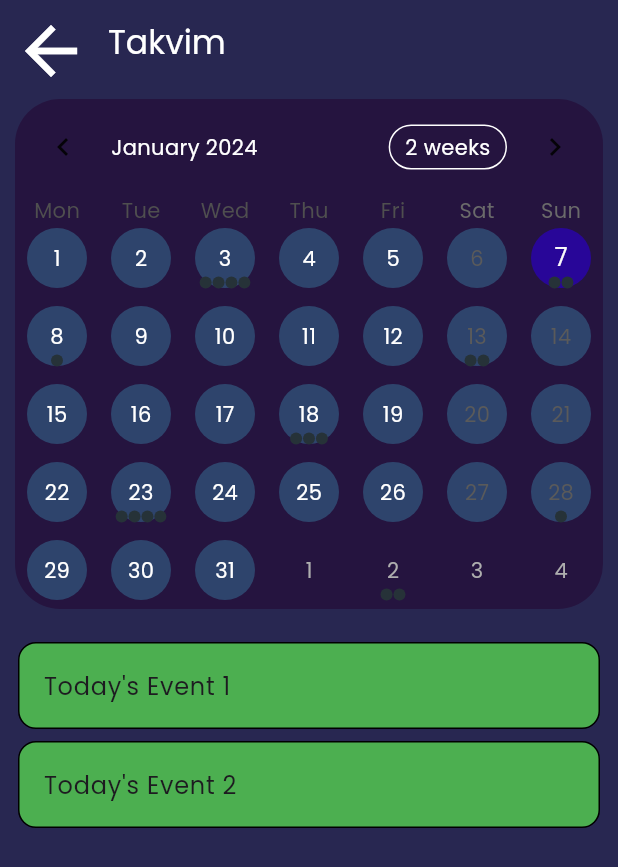
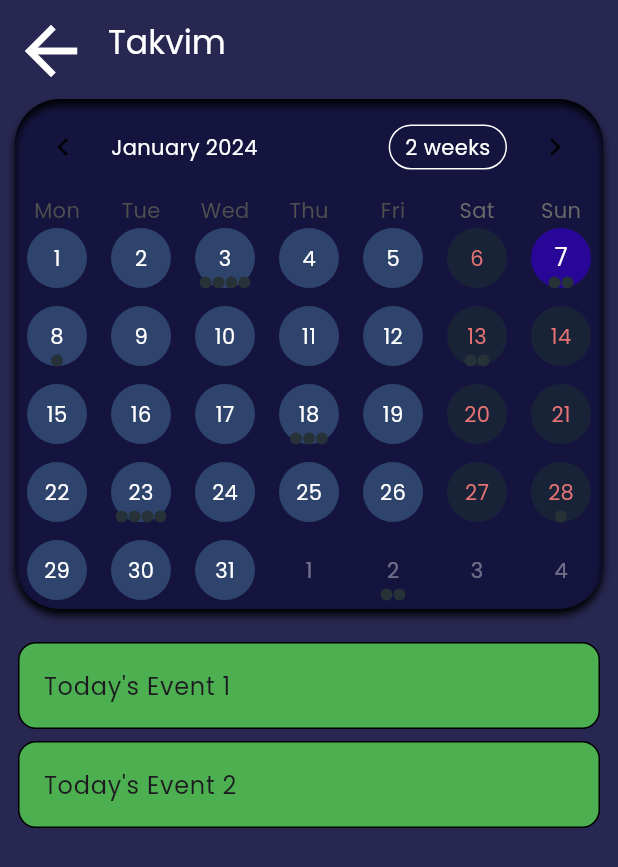
Before and after one commit to Saner-y/DiaryAI, a Flutter app: the calendarPage screen opened directly, on a phone screen of 412 x 824 dp. Shown: the top 867 px of the screen. Run offline on Flutter 3.47's test engine with Material 3 defaults, Android fonts, the phone set to English and light mode, and no system bars; drawn by our look-alikes of table_calendar; our stand-ins replace flutter_inset_box_shadow, google_fonts.

Commit message:
working on interactive calendar

```diff
--- a/lib/calendarPage.dart
+++ b/lib/calendarPage.dart
@@ -1,6 +1,7 @@
-import 'package:flutter/material.dart';
+import 'package:flutter/material.dart' hide BoxDecoration,BoxShadow;
 import 'package:table_calendar/table_calendar.dart';
 import 'utils.dart';
+import 'package:flutter_inset_box_shadow/flutter_inset_box_shadow.dart';
 // final FlutterLocalization localization = FlutterLocalization.instance;
 
 class calendarPage extends StatefulWidget {
@@ -64,7 +65,23 @@ class _calendarPageState extends State<calendarPage> {
             Container(
               margin: EdgeInsets.all(10),
               decoration: BoxDecoration(
-                color: Color.fromARGB(255, 37, 20, 63),
+                boxShadow: [
+                  BoxShadow(
+                    color: Color.fromRGBO(0, 0, 0, 100),
+                    offset: Offset(0, 4),
+                    spreadRadius: 0,
+                    blurRadius: 4,
+                    inset: true,
+                  ),
+                  BoxShadow(
+                    color: Color.fromRGBO(0, 0, 0, 100),
+                    offset: Offset(0, 4),
+                    spreadRadius: 0,
+                    blurRadius: 4,
+                    inset: false,
+                  )
+                ],
+                color: Color.fromARGB(255, 21, 20, 63),
                 borderRadius: BorderRadius.circular(30),
               ),
               child: TableCalendar<Event>(
@@ -84,15 +101,19 @@ class _calendarPageState extends State<calendarPage> {
                     ),
                     formatButtonTextStyle: TextStyle(color: Colors.white)),
                 calendarStyle: CalendarStyle(
+
+                  weekendTextStyle: TextStyle(color: Colors.red[300]),
+                  outsideTextStyle: TextStyle(color: Colors.white38),
                   defaultTextStyle: TextStyle(color: Colors.white),
                   defaultDecoration: BoxDecoration(
                     color: Color.fromRGBO(46, 68, 108, 100),
                     shape: BoxShape.circle,
                   ),
                   weekendDecoration: BoxDecoration(
-                    color: Color.fromRGBO(46, 68, 108, 100),
+                    color: Color.fromRGBO(24, 35, 56, 100),
                     shape: BoxShape.circle,
                   ),
+                  // todayDecoration: BoxDecoration(color: ),
                   selectedDecoration: BoxDecoration(
                       color: Color.fromRGBO(40, 6, 152, 100),
                       shape: BoxShape.circle),
--- a/pubspec.yaml
+++ b/pubspec.yaml
@@ -41,6 +41,7 @@ dependencies:
   # The following adds the Cupertino Icons font to your application.
   # Use with the CupertinoIcons class for iOS style icons.
   cupertino_icons: ^1.0.2
+  flutter_inset_box_shadow: ^1.0.8
 
 dev_dependencies:
   flutter_test:
```
Also changed, not shown: pubspec.lock.
